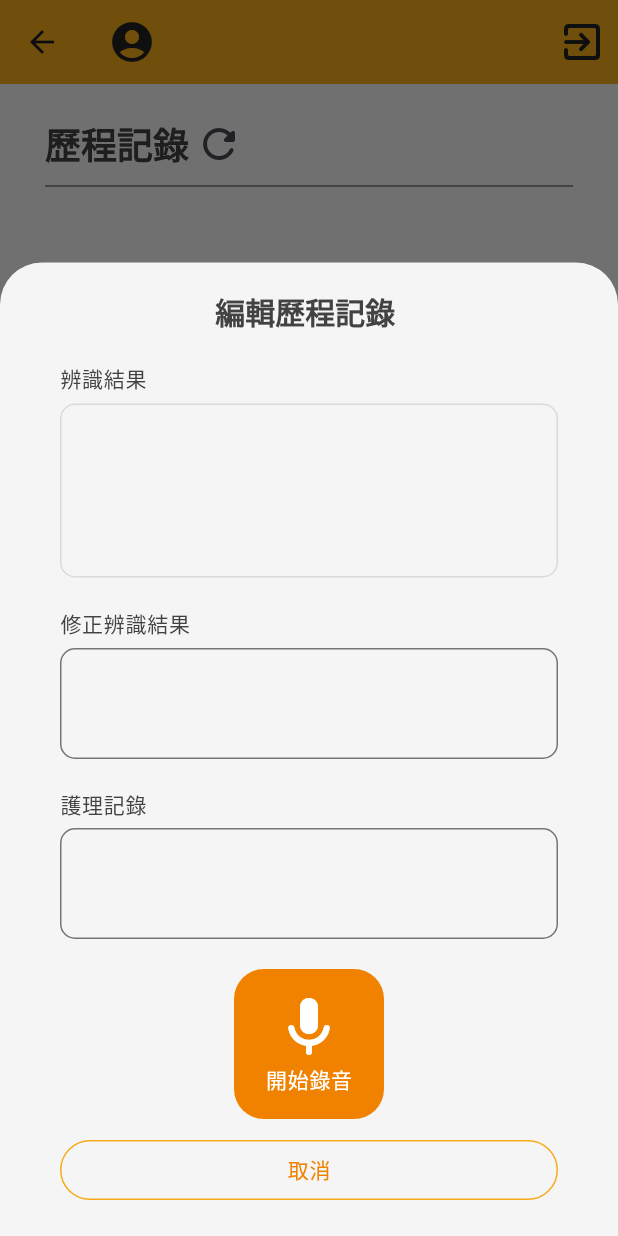
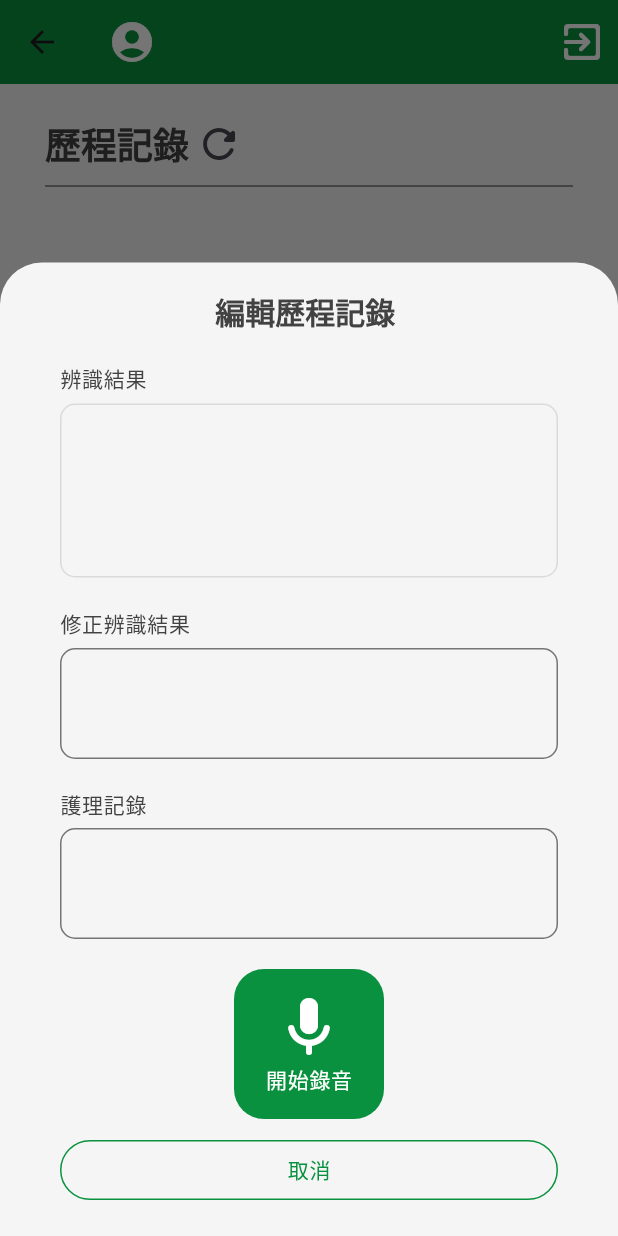
Before and after one commit to novoyova/yingxin, a Flutter app: the _HomePageView screen opened directly, after a tap on the "add" icon, on a phone screen of 412 x 824 dp. Run offline on Flutter 3.47's test engine with Material 3 defaults, Android fonts, the phone set to English and light mode, and no system bars; our stand-ins replace device_preview, dio, firebase_core, firebase_crashlytics, flutter_bloc, get_it and 3 more; missing offline and left inert: record; accounts and stored records are empty; generated files the repository leaves out were written again; network calls fail.

Commit message:
[REF] change app content for other company

```diff
--- a/lib/core/constants/app_assets.dart
+++ b/lib/core/constants/app_assets.dart
@@ -1,8 +1,8 @@
 import 'package:path_provider/path_provider.dart';
 
 abstract final class AppAssets {
-  static const String logoIconImage = 'assets/images/logo-icon.png';
-  static const String logoTextImage = 'assets/images/logo-text.png';
+  static const String logoIconImage = 'assets/images/logo-icon.jpg';
+  static const String logoTextImage = 'assets/images/logo-text.jpg';
 
   static Future<String> getRecordingPath() async {
     final directory = await getApplicationDocumentsDirectory();
--- a/lib/core/constants/app_colors.dart
+++ b/lib/core/constants/app_colors.dart
@@ -2,8 +2,12 @@ import 'package:flutter/material.dart';
 
 abstract final class AppColors {
   // Main Colors
-  static const Color primary = Color(0xFFF5AB1A);
-  static const Color accent = Color(0xFFF08200);
+  // 0xFF008EDB
+  // 0xFF8BC21E
+  // 0xFF0A913F
+  // 0xFF1C4279
+  static const Color primary = Color(0xFF0A913F);
+  static const Color accent = Color(0xFF8BC21E);
   static const Color success = Color(0xFF388E3C);
   static const Color error = Color(0xFFD32F2F);
   static const Color warning = Color(0xFFFF9800);
--- a/lib/core/constants/app_strings.dart
+++ b/lib/core/constants/app_strings.dart
@@ -1,8 +1,8 @@
 abstract final class AppStrings {
-  static const appName = 'YuanRung';
+  static const appName = 'YingXin';
 
   // Splash
-  static const splashTitle = '員榮醫院\n護理紀錄輔助系統';
+  static const splashTitle = '營新醫院\n護理紀錄輔助系統';
 
   // Auth
   static const authTitle = '護理師登入';
--- a/lib/features/auth/application/auth_page.dart
+++ b/lib/features/auth/application/auth_page.dart
@@ -52,6 +52,7 @@ class _AuthPageViewState extends State<_AuthPageView> {
   @override
   Widget build(BuildContext context) {
     return Scaffold(
+      backgroundColor: AppColors.white,
       body: BlocListener<AuthCubit, AuthState>(
         listener: (context, state) {
           if (state.isSuccess) {
@@ -62,17 +63,14 @@ class _AuthPageViewState extends State<_AuthPageView> {
           padding: const EdgeInsets.all(40),
           alignment: Alignment.center,
           child: Column(
+            spacing: 10,
             mainAxisAlignment: MainAxisAlignment.center,
             children: [
               // Logo
-              Image.asset(AppAssets.logoTextImage, width: 250),
-
-              const SizedBox(height: 5),
+              Image.asset(AppAssets.logoTextImage),
 
               // Title
               Text(AppStrings.authTitle, style: _textTheme.headlineSmall),
-
-              const SizedBox(height: 15),
 
               // User ID TextField
               Column(
@@ -116,8 +114,6 @@ class _AuthPageViewState extends State<_AuthPageView> {
                   ),
                 ],
               ),
-
-              const SizedBox(height: 10),
 
               // Login Button
               BlocBuilder<AuthCubit, AuthState>(
--- a/lib/features/home/application/home_page.dart
+++ b/lib/features/home/application/home_page.dart
@@ -37,7 +37,7 @@ class _HomePageView extends StatelessWidget {
           children: [
             Icon(
               Icons.account_circle_rounded,
-              color: AppColors.primaryTextLight,
+              color: AppColors.white,
               size: 32,
             ),
 
@@ -48,7 +48,9 @@ class _HomePageView extends StatelessWidget {
                     state.userId,
                     maxLines: 1,
                     overflow: TextOverflow.ellipsis,
-                    style: textTheme.displaySmall,
+                    style: textTheme.displaySmall?.copyWith(
+                      color: AppColors.white,
+                    ),
                   ),
                 );
               },
@@ -75,7 +77,7 @@ class _HomePageView extends StatelessWidget {
                 onPressed: () => homeCubit.signOut(),
                 icon: Icon(
                   Icons.exit_to_app_rounded,
-                  color: AppColors.primaryTextLight,
+                  color: AppColors.white,
                   size: 32,
                 ),
               );
--- a/lib/features/nursing/application/nursing_assessment_bottom_sheet.dart
+++ b/lib/features/nursing/application/nursing_assessment_bottom_sheet.dart
@@ -273,10 +273,10 @@ class _NursingAssessmentBottomSheetState
                                 backgroundColor:
                                     audioRecorderState.isRecording
                                         ? Colors.transparent
-                                        : AppColors.accent,
+                                        : AppColors.primary,
                                 side:
                                     audioRecorderState.isRecording
-                                        ? BorderSide(color: AppColors.accent)
+                                        ? BorderSide(color: AppColors.primary)
                                         : null,
                                 shape: RoundedRectangleBorder(
                                   borderRadius: BorderRadius.circular(20),
@@ -303,7 +303,7 @@ class _NursingAssessmentBottomSheetState
                                         size: 48,
                                         color:
                                             audioRecorderState.isRecording
-                                                ? AppColors.accent
+                                                ? AppColors.primary
                                                 : AppColors.white,
                                       ),
                                   Text(
@@ -318,7 +318,7 @@ class _NursingAssessmentBottomSheetState
                                     style: _textTheme.bodyLarge?.copyWith(
                                       color:
                                           audioRecorderState.isRecording
-                                              ? AppColors.accent
+                                              ? AppColors.primary
                                               : AppColors.white,
                                     ),
                                   ),
@@ -360,7 +360,7 @@ class _NursingAssessmentBottomSheetState
                         style: ElevatedButton.styleFrom(
                           elevation: 0,
                           fixedSize: const Size(double.maxFinite, 40),
-                          backgroundColor: AppColors.accent,
+                          backgroundColor: AppColors.primary,
                           shape: StadiumBorder(),
                         ),
                         child:
@@ -410,7 +410,7 @@ class _NursingAssessmentBottomSheetState
                             child: Text(
                               AppStrings.nursingAssessmentBottomButtonCancel,
                               style: _textTheme.bodyLarge?.copyWith(
-                                color: AppColors.accent,
+                                color: AppColors.primary,
                               ),
                             ),
                           );
--- a/lib/features/nursing/application/nursing_assessment_tab.dart
+++ b/lib/features/nursing/application/nursing_assessment_tab.dart
@@ -148,7 +148,7 @@ class _NursingAssessmentTabView extends StatelessWidget {
         elevation: 2,
         backgroundColor: AppColors.primary,
         shape: CircleBorder(),
-        child: Icon(Icons.add_rounded, color: AppColors.primaryTextLight),
+        child: Icon(Icons.add_rounded, color: AppColors.white),
       ),
     );
   }
--- a/lib/features/splash/application/splash_page.dart
+++ b/lib/features/splash/application/splash_page.dart
@@ -30,7 +30,7 @@ class _SplashPageView extends StatelessWidget {
     final textTheme = Theme.of(context).textTheme;
 
     return Scaffold(
-      backgroundColor: AppColors.primary,
+      backgroundColor: AppColors.white,
       body: BlocListener<SplashCubit, SplashState>(
         listener: (context, state) {
           if (state.isSuccess) {
@@ -47,13 +47,13 @@ class _SplashPageView extends StatelessWidget {
             mainAxisAlignment: MainAxisAlignment.center,
             children: [
               // Logo
-              Image.asset(AppAssets.logoIconImage, width: 300),
+              Image.asset(AppAssets.logoIconImage),
 
               // Title
               Text(
                 AppStrings.splashTitle,
                 textAlign: TextAlign.center,
-                style: textTheme.displayMedium?.copyWith(
+                style: textTheme.headlineLarge?.copyWith(
                   color: AppColors.primaryTextLight,
                   fontWeight: FontWeight.normal,
                 ),
```
Also changed, not shown: assets/images/logo-icon.jpg (added), assets/images/logo-icon.png (deleted), assets/images/logo-text.jpg (added), assets/images/logo-text.png (deleted), 18 other files.
